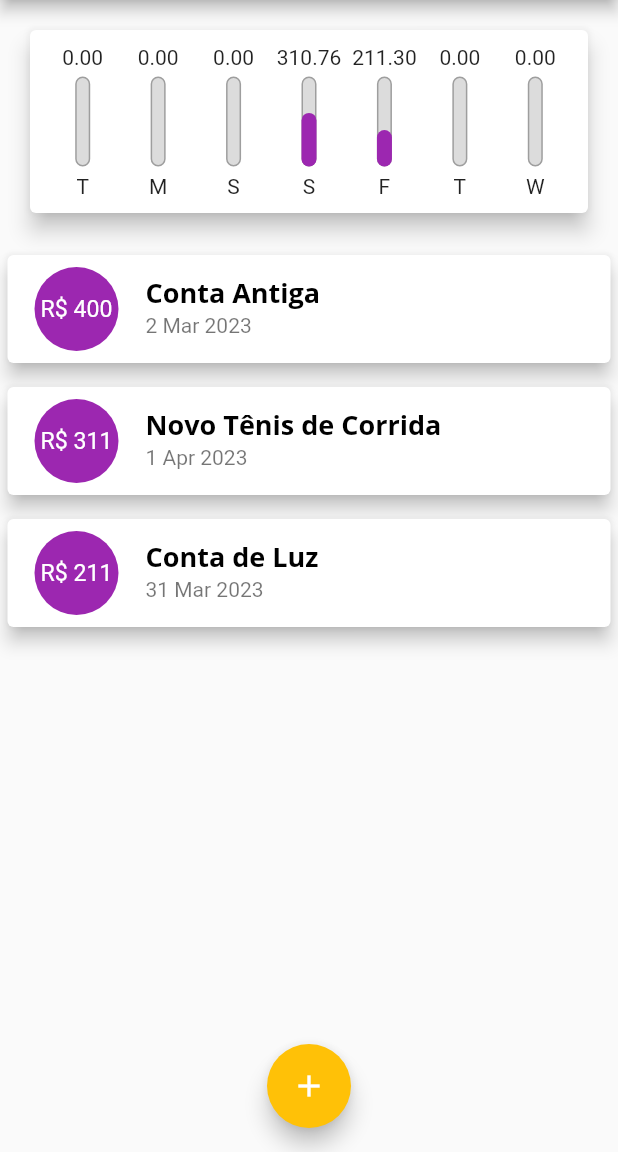
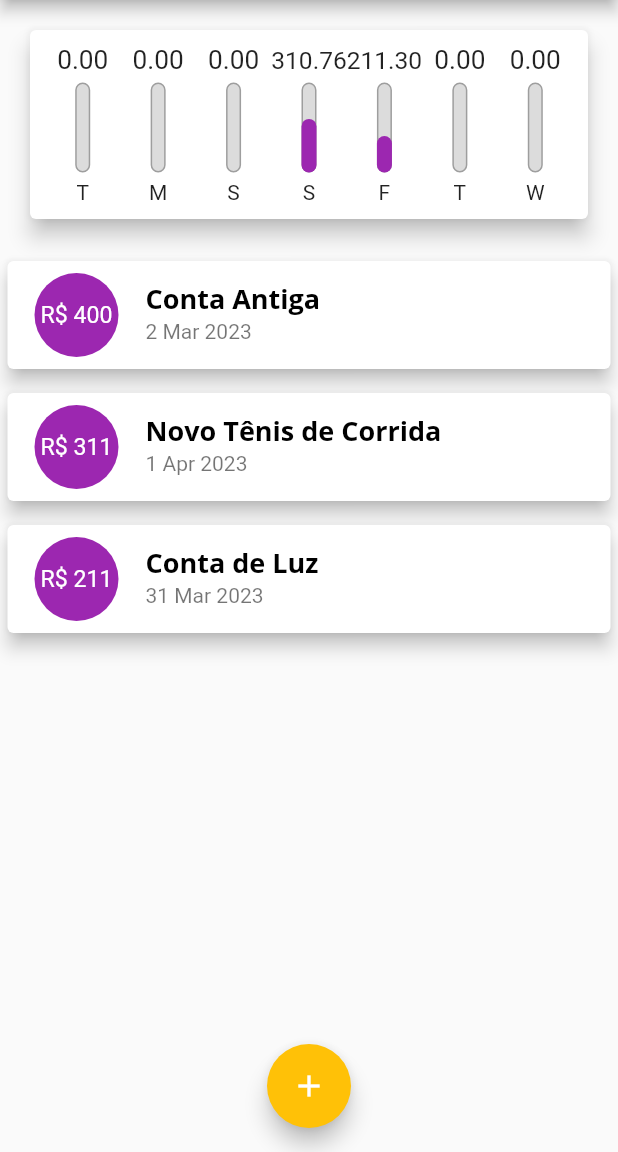
Before and after one commit to zullapo/aprenda_flutter_expenses, a Flutter app: the screen it shows after launch, on a phone screen of 412 x 824 dp, the part 84-1236 px from its top. Run offline on Flutter 3.47's test engine with Material 2 defaults, Android fonts, the phone set to English and light mode, and no system bars.

Commit message:
Adicionado SizedBox com height 20 no Text do transaction value
Quando o value da transaction era maior, o FractionallySizedBox (barra de porcentagem) ficava menor

```diff
--- a/lib/components/chart_bar.dart
+++ b/lib/components/chart_bar.dart
@@ -15,27 +15,42 @@ class ChartBar extends StatelessWidget {
   @override
   Widget build(BuildContext context) {
     return Column(children: [
-      FittedBox(child: Text(value.toStringAsFixed(2))),
+      SizedBox(
+        height: 20,
+        child: FittedBox(
+          child: Text(
+            value.toStringAsFixed(2),
+          ),
+        ),
+      ),
       const SizedBox(height: 5),
       SizedBox(
         height: 60,
         width: 10,
-          child: Stack(alignment: Alignment.bottomCenter, children: [
+        child: Stack(
+          alignment: Alignment.bottomCenter,
+          children: [
             Container(
               decoration: BoxDecoration(
                 border: Border.all(color: Colors.grey, width: 1.0),
                 color: const Color.fromRGBO(220, 220, 220, 1),
-                    borderRadius: BorderRadius.circular(5))),
+                borderRadius: BorderRadius.circular(5),
+              ),
+            ),
             FractionallySizedBox(
               heightFactor: percentage,
               child: Container(
                 decoration: BoxDecoration(
                   color: Theme.of(context).colorScheme.primary,
-                      borderRadius: BorderRadius.circular(5)),
-                ))
-          ])),
+                  borderRadius: BorderRadius.circular(5),
+                ),
+              ),
+            )
+          ],
+        ),
+      ),
       const SizedBox(height: 5),
-      Text(label)
+      Text(label),
     ]);
   }
 }
```
Lines whose indentation alone changed are shown as unchanged.
